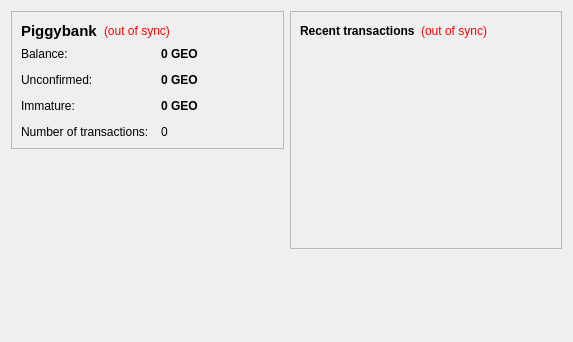
Before: the Qt Designer form src/qt/forms/overviewpage.ui in piggycoin/piggycoin, drawn with Qt 5.
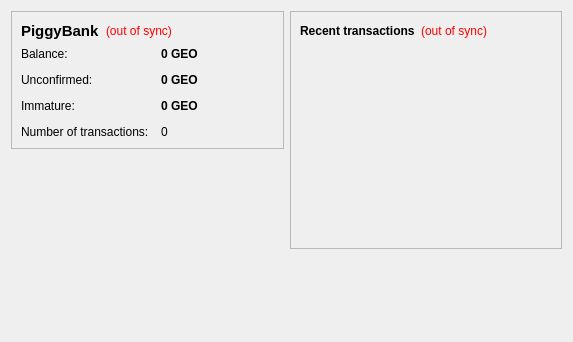
After: the same form once the commit is applied.

Commit message: piggybank -> PiggyBank

```diff
--- a/src/qt/forms/overviewpage.ui
+++ b/src/qt/forms/overviewpage.ui
@@ -37,7 +37,7 @@
              </font>
             </property>
             <property name="text">
-             <string>Piggybank</string>
+             <string>PiggyBank</string>
             </property>
            </widget>
           </item>
```
The commit also changes 12 other files.
